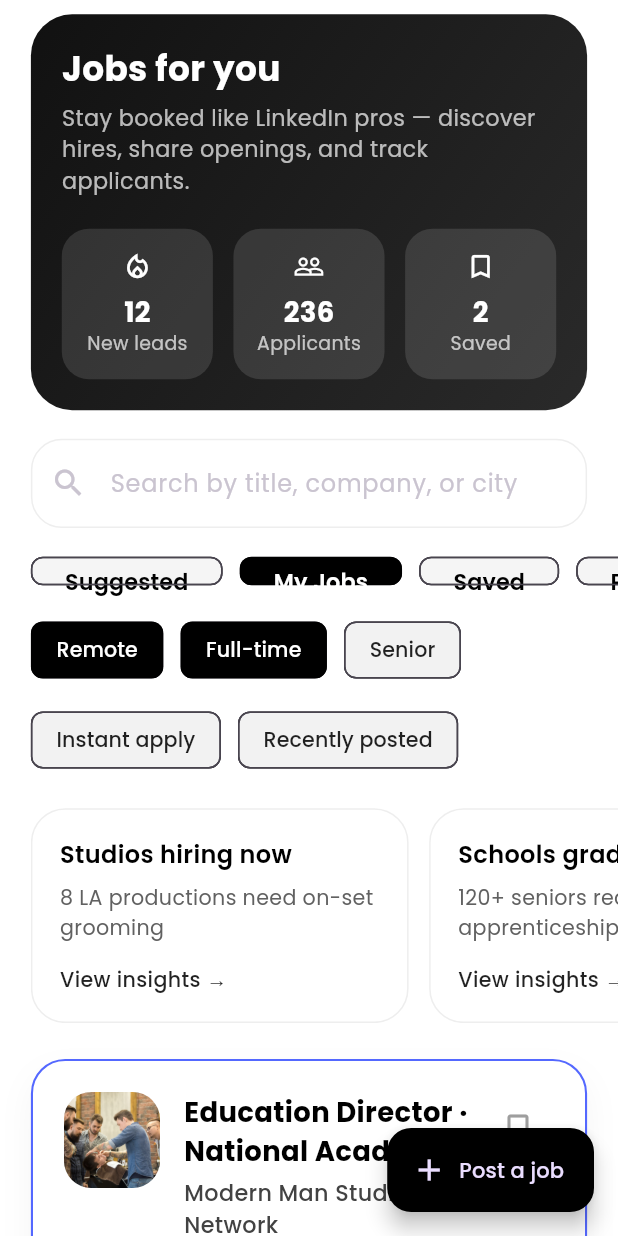
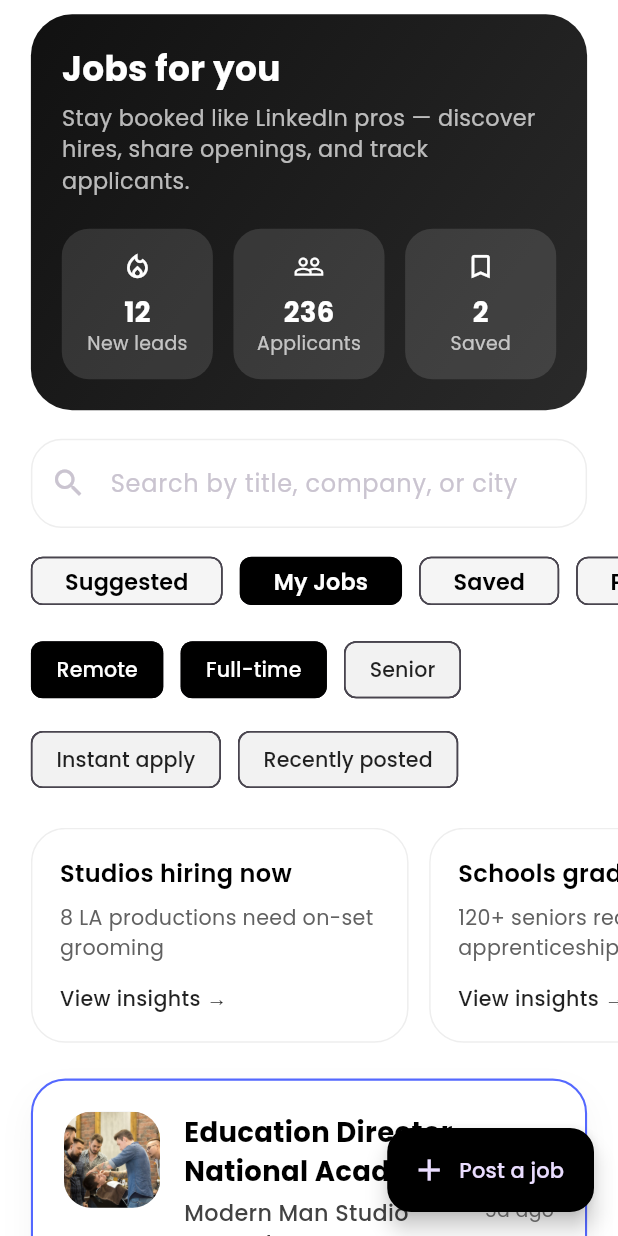
Before and after one commit to zeeshandevsinn/barberzlink, a Flutter app: the JobBoardScreen screen opened by its route, after a tap on "My Jobs", on a phone screen of 412 x 824 dp. Run offline on Flutter 3.47's test engine with Material 3 defaults, Android fonts, the phone set to English and light mode, and no system bars; our stand-ins replace carousel_slider, dotted_border, flutter_screenutil, font_awesome_flutter, google_fonts, image_picker and 1 more.

Commit message:
job post

```diff
--- a/lib/view/jobs/job_board_screen.dart
+++ b/lib/view/jobs/job_board_screen.dart
@@ -260,7 +260,7 @@ class _JobBoardScreenState extends State<JobBoardScreen> {
 
   Widget _buildTabs() {
     return SizedBox(
-      height: 48.h,
+      height: 59.h,
       child: ListView.separated(
         padding: EdgeInsets.symmetric(horizontal: 18.w, vertical: 16.h),
         scrollDirection: Axis.horizontal,
--- a/lib/view/jobs/job_post_screen.dart
+++ b/lib/view/jobs/job_post_screen.dart
@@ -200,7 +200,7 @@ class _JobPostScreenState extends State<JobPostScreen> {
               SizedBox(height: 20.h),
               _buildSectionTitle('Must haves'),
               SizedBox(height: 8.h),
-              _buildChipList(_mustHaveSkills, Colors.black87, () {
+              _buildChipList(_mustHaveSkills, Colors.white, () {
                 setState(() {});
               }),
               _buildComposer(
```
